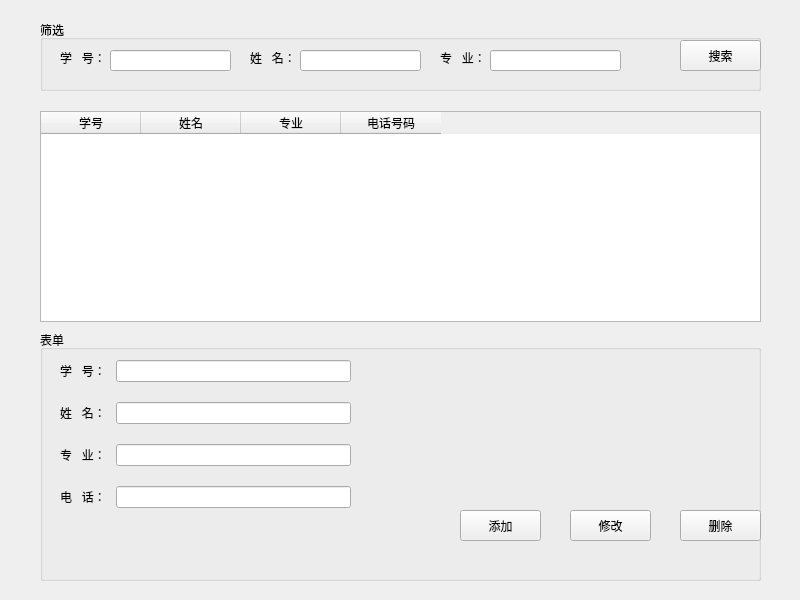
First picture: the form in view/alterStudent.ui, repository liano3/LibraryManageSys, before the edit.
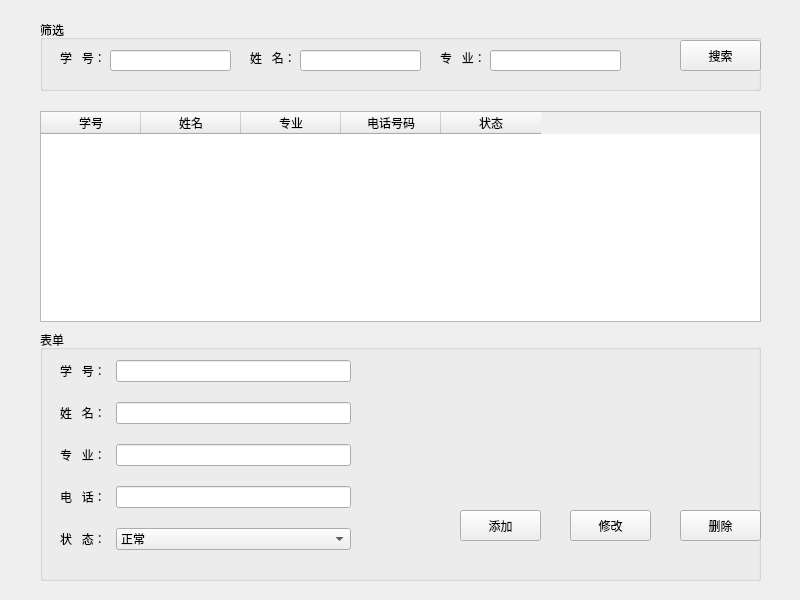
Second picture: the form after the edit.

What changed in the file:
```diff
--- a/view/alterStudent.ui
+++ b/view/alterStudent.ui
@@ -42,6 +42,11 @@
      <string>电话号码</string>
     </property>
    </column>
+   <column>
+    <property name="text">
+     <string>状态</string>
+    </property>
+   </column>
   </widget>
   <widget class="QGroupBox" name="groupBox">
    <property name="geometry">
@@ -218,6 +223,27 @@
      <item row="3" column="1">
       <widget class="QLineEdit" name="alterTel"/>
      </item>
+     <item row="4" column="0">
+      <widget class="QLabel" name="label_4">
+       <property name="text">
+        <string>状   态：</string>
+       </property>
+      </widget>
+     </item>
+     <item row="4" column="1">
+      <widget class="QComboBox" name="alterStatus">
+       <item>
+        <property name="text">
+         <string>正常</string>
+        </property>
+       </item>
+       <item>
+        <property name="text">
+         <string>冻结</string>
+        </property>
+       </item>
+      </widget>
+     </item>
     </layout>
    </widget>
    <widget class="QPushButton" name="alterSure">
```
